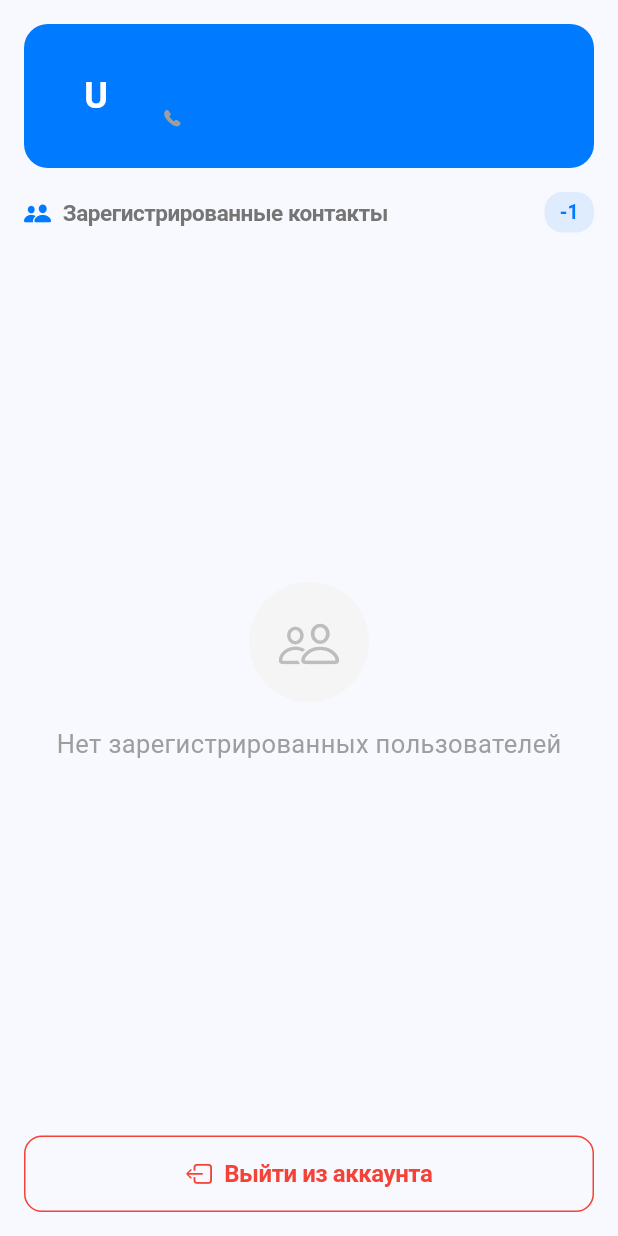
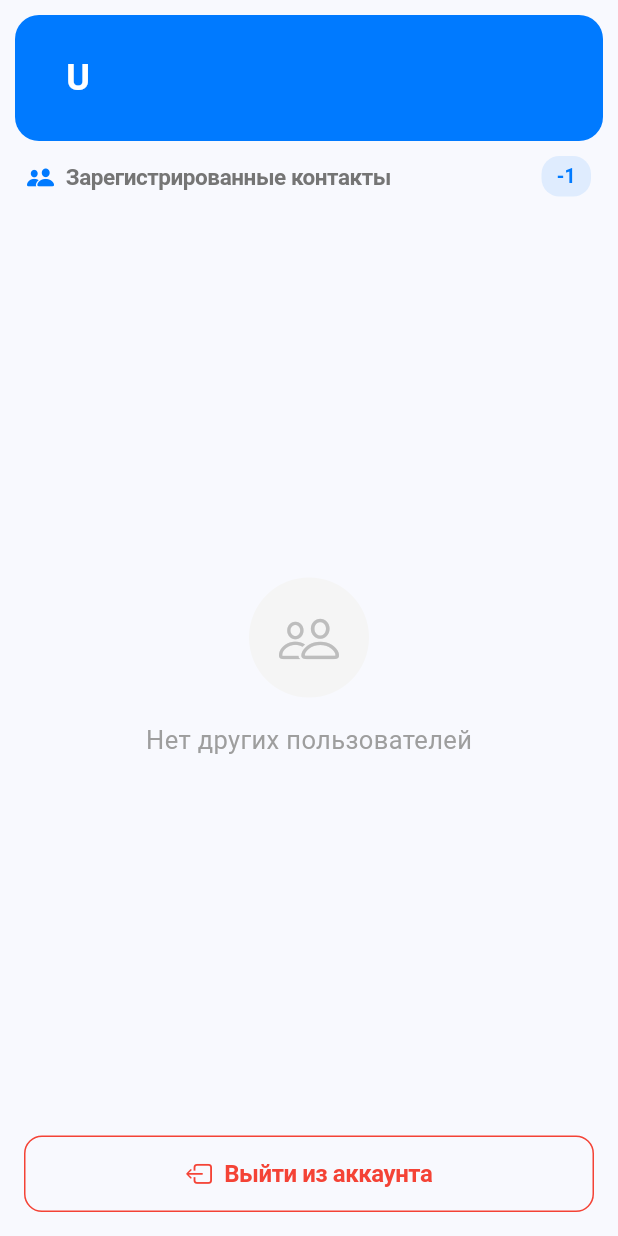
Before and after one commit to Nurtilekb/mydebt, a Flutter app: the ContactsScreen widget shown alone on an empty page, opened directly, on a phone screen of 412 x 824 dp. Run offline on Flutter 3.47's test engine with Material 3 defaults, Android fonts, the phone set to English and light mode, and no system bars; our stand-ins replace cloud_firestore, firebase_auth, firebase_core, firebase_messaging, flutter_contacts, google_sign_in and 1 more; accounts and stored records are empty; network calls fail.

Commit message:
- Removed phone number display from contacts_screen.dart for cleaner UI.

```diff
--- a/lib/screens/active_debts_screen.dart
+++ b/lib/screens/active_debts_screen.dart
@@ -178,7 +178,8 @@ class _DebtList extends StatelessWidget {
           );
         }
 
-        return ListView.builder(
+        return SafeArea(
+          child: ListView.builder(
             padding: const EdgeInsets.all(16),
             itemCount: debts.length,
             itemBuilder: (context, index) {
@@ -190,6 +191,7 @@ class _DebtList extends StatelessWidget {
                 isCreditor: isCreditor,
               );
             },
+          ),
         );
       },
     );
--- a/lib/screens/contacts_screen.dart
+++ b/lib/screens/contacts_screen.dart
@@ -13,16 +13,12 @@ class ContactsScreen extends StatelessWidget {
     final authService = context.watch<AuthService>();
     final currentUser = authService.currentUser;
 
-    // Debug logging
-    print('ContactsScreen: currentUser = ${currentUser?.uid ?? "null"}');
-    print('ContactsScreen: currentUser email = ${currentUser?.email ?? "null"}');
-
     return Column(
       children: [
         // Current user info
         Container(
-          margin: const EdgeInsets.all(16),
-          padding: const EdgeInsets.all(16),
+          margin: const EdgeInsets.all(10),
+          padding: const EdgeInsets.all(10),
           decoration: BoxDecoration(
             color: Theme.of(context).colorScheme.primaryContainer,
             borderRadius: BorderRadius.circular(16),
@@ -60,26 +56,6 @@ class ContactsScreen extends StatelessWidget {
                       ),
                     ),
                     const SizedBox(height: 4),
-                    Row(
-                      children: [
-                        Icon(
-                          CupertinoIcons.phone_fill,
-                          size: 14,
-                          color: Colors.grey[500],
-                        ),
-                        const SizedBox(width: 4),
-                        Flexible(
-                          child: Text(
-                            currentUser?.phoneNumber ?? '',
-                            style: TextStyle(
-                              color: Colors.grey[600],
-                              fontSize: 14,
-                            ),
-                            overflow: TextOverflow.ellipsis,
-                          ),
-                        ),
-                      ],
-                    ),
                   ],
                 ),
               ),
@@ -89,7 +65,7 @@ class ContactsScreen extends StatelessWidget {
 
         // Registered contacts header
         Padding(
-          padding: const EdgeInsets.symmetric(horizontal: 16),
+          padding: const EdgeInsets.symmetric(horizontal: 18),
           child: Row(
             children: [
               Icon(
@@ -137,6 +113,7 @@ class ContactsScreen extends StatelessWidget {
             ],
           ),
         ),
+        SizedBox(height: 18),
         // Contacts list
         Expanded(
           child: StreamBuilder<List<Map<String, dynamic>>>(
@@ -189,14 +166,10 @@ class ContactsScreen extends StatelessWidget {
 
               final users = snapshot.data ?? [];
 
-              // Фильтруем: исключаем текущего пользователя из списка
+              // Если текущий пользователь null, показываем всех пользователей
               final otherUsers = currentUser == null
                   ? users
-                  : users.where((u) {
-                      final userUid = u['uid']?.toString() ?? '';
-                      final currentUid = currentUser.uid;
-                      return userUid != currentUid;
-                    }).toList();
+                  : users.where((u) => u['uid'] != currentUser.uid).toList();
 
               if (otherUsers.isEmpty) {
                 return Center(
@@ -218,18 +191,9 @@ class ContactsScreen extends StatelessWidget {
                       ),
                       const SizedBox(height: 16),
                       Text(
-                        users.isEmpty
-                            ? 'Нет зарегистрированных пользователей'
-                            : 'Нет других пользователей',
+                        'Нет других пользователей',
                         style: TextStyle(fontSize: 17, color: Colors.grey[500]),
                       ),
-                      if (users.isNotEmpty) ...[
-                        const SizedBox(height: 8),
-                        Text(
-                          'Всего пользователей: ${users.length}',
-                          style: TextStyle(fontSize: 14, color: Colors.grey[400]),
-                        ),
-                      ],
                     ],
                   ),
                 );
@@ -240,8 +204,6 @@ class ContactsScreen extends StatelessWidget {
                 itemCount: otherUsers.length,
                 itemBuilder: (context, index) {
                   final contact = otherUsers[index];
-                  final name = (contact['name'] ?? '').toString();
-                  final phone = (contact['phone'] ?? '').toString();
                   return Container(
                     margin: const EdgeInsets.only(bottom: 8),
                     decoration: BoxDecoration(
@@ -253,7 +215,9 @@ class ContactsScreen extends StatelessWidget {
                       leading: CircleAvatar(
                         backgroundColor: Colors.blue[100],
                         child: Text(
-                          name.isNotEmpty ? name[0].toUpperCase() : '?',
+                          (contact['name'] as String).isNotEmpty
+                              ? (contact['name'] as String)[0].toUpperCase()
+                              : '?',
                           style: TextStyle(
                             color: Colors.blue[700],
                             fontWeight: FontWeight.bold,
@@ -261,15 +225,11 @@ class ContactsScreen extends StatelessWidget {
                         ),
                       ),
                       title: Text(
-                        name,
+                        contact['name'],
                         style: const TextStyle(
                           fontWeight: FontWeight.w600,
                           fontSize: 16,
                         ),
-                      ),
-                      subtitle: Text(
-                        phone,
-                        style: TextStyle(color: Colors.grey[500], fontSize: 14),
                       ),
                     ),
                   );
--- a/lib/screens/home_screen.dart
+++ b/lib/screens/home_screen.dart
@@ -132,7 +132,7 @@ class _HomeScreenState extends State<HomeScreen>
                   child: Padding(
                     padding: const EdgeInsets.symmetric(
                       horizontal: 12,
-                      vertical: 12,
+                      vertical: 3,
                     ),
                     child: Row(
                       mainAxisAlignment: MainAxisAlignment.spaceAround,
```
Also changed, not shown: lib/screens/create_debt_screen.dart (+4 -7 lines), lib/screens/debt_detail_screen.dart (+28 -27 lines). Lines whose indentation alone changed are shown as unchanged.
